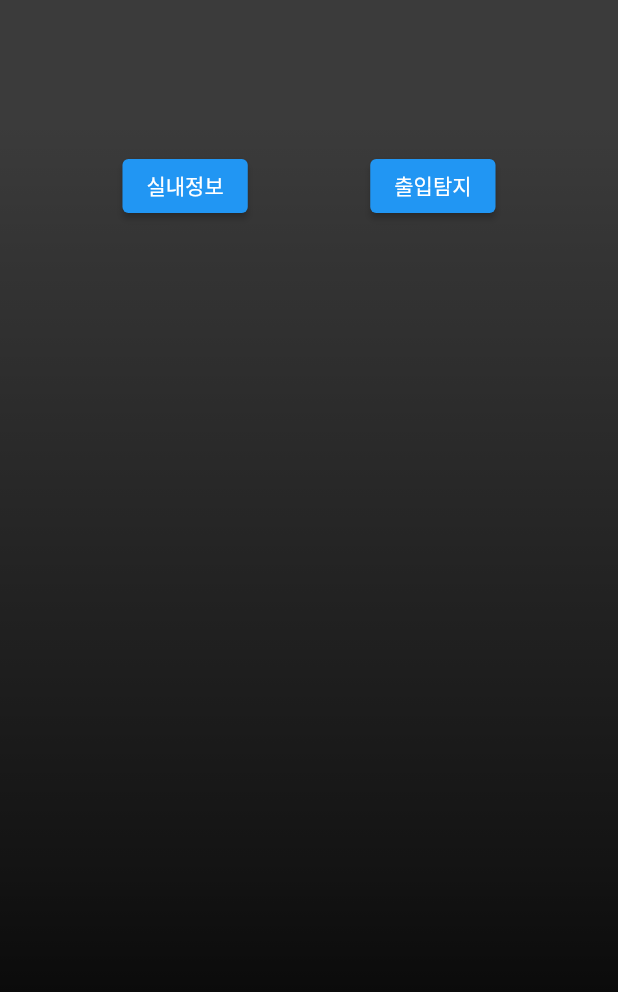
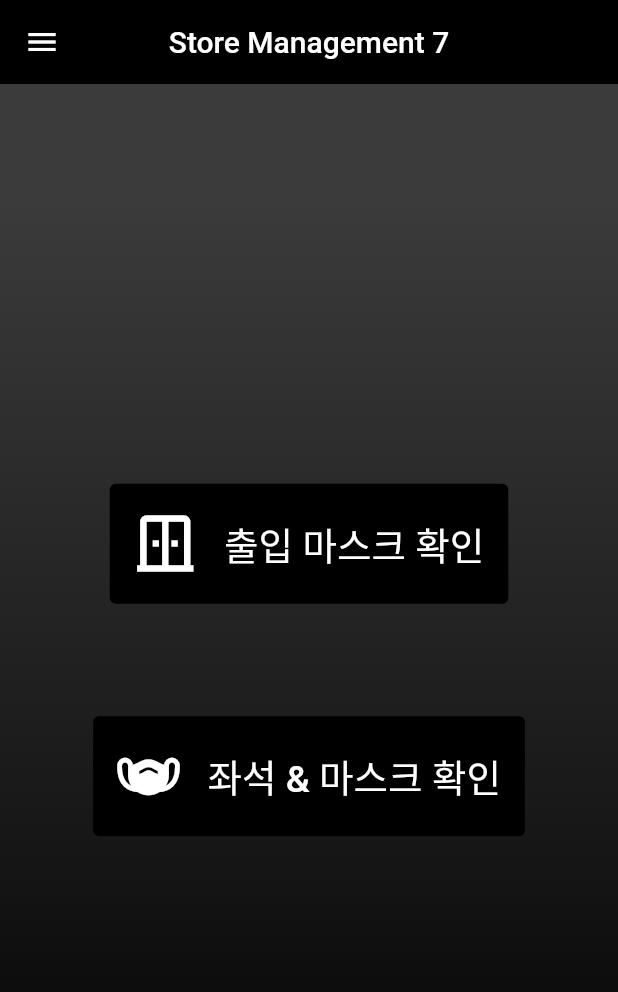
Before and after one commit to ss1mda/sm7, a Flutter app: the MenuPage screen opened directly, on a phone screen of 412 x 824 dp. Shown: the top 992 px of the screen. Run offline on Flutter 3.47's test engine with Material 2 defaults, Android fonts, the phone set to English and light mode, and no system bars.

Commit message:
colorperson

```diff
--- a/lib/menuPage.dart
+++ b/lib/menuPage.dart
@@ -1,3 +1,5 @@
+// ignore_for_file: prefer_const_constructors
+
 import 'package:flutter/material.dart';
 import 'package:flutter/services.dart';
 import 'package:sm7/detectPage.dart';
@@ -5,6 +7,8 @@ import 'package:sm7/emptyCheck.dart';
 import 'package:sm7/utilities/constants(login).dart';
 
 class MenuPage extends StatefulWidget {
+  const MenuPage({Key? key}) : super(key: key);
+
   @override
   _MenuPageState createState() => _MenuPageState();
 }
@@ -13,6 +17,24 @@ class _MenuPageState extends State<MenuPage> {
   @override
   Widget build(BuildContext context) {
     return Scaffold(
+      appBar: AppBar(
+        title: Text("Store Management 7", style: TextStyle(fontSize: 20.0)),
+        backgroundColor: Colors.black,
+        centerTitle: true,
+        elevation: 0.0,
+      ),
+      drawer: Drawer(
+        child: ListView(
+          padding: EdgeInsets.zero,
+          children: const [
+            UserAccountsDrawerHeader(
+              accountName: Text("강남2호점"),
+              accountEmail: Text("강남2호점@ediya.com"),
+              decoration: BoxDecoration(color: Colors.black),
+            ),
+          ],
+        ),
+      ),
       body: AnnotatedRegion<SystemUiOverlayStyle>(
         value: SystemUiOverlayStyle.light,
         child: GestureDetector(
@@ -26,53 +48,54 @@ class _MenuPageState extends State<MenuPage> {
                   gradient: LinearGradient(
                     begin: Alignment.topCenter,
                     end: Alignment.bottomCenter,
-                    colors: [
+                    colors: const [
                       Color.fromARGB(195, 0, 0, 0),
                       Color.fromARGB(215, 0, 0, 0),
                       Color.fromARGB(235, 0, 0, 0),
                       Color.fromARGB(252, 0, 0, 0),
                     ],
-                    stops: [0.1, 0.4, 0.7, 0.9],
+                    stops: const [0.1, 0.4, 0.7, 0.9],
                   ),
                 ),
               ),
-              Column(
+              Center(
+                child: Column(
+                  mainAxisAlignment: MainAxisAlignment.center,
                   children: [
-                  SizedBox(height: 100.0),
-                  Row(
-                    mainAxisAlignment: MainAxisAlignment.spaceEvenly,
-                    children: [
-                      ElevatedButton(
+                    ElevatedButton.icon(
+                      icon: Icon(Icons.door_sliding_outlined,
+                          size: 50.0, color: Colors.white),
+                      label: Text(" 출입 마스크 확인",
+                          style: TextStyle(fontSize: 25.0)),
+                      style: ElevatedButton.styleFrom(
+                          primary: Colors.black,
+                          minimumSize: Size(250, 80),
+                          elevation: 0.0),
                       onPressed: () {
                         Navigator.push(
                             context,
                             MaterialPageRoute(
                                 builder: (context) => EmptyCheck()));
                       },
-                        style: ButtonStyle(
-                            textStyle: MaterialStateProperty.all(
-                                TextStyle(fontSize: 14, color: Colors.white)),
-                            backgroundColor:
-                                MaterialStateProperty.all(Colors.blue)),
-                        child: Text("실내정보"),
                     ),
-                      ElevatedButton(
+                    SizedBox(height: 75.0),
+                    ElevatedButton.icon(
+                      icon: Icon(Icons.masks, size: 50.0, color: Colors.white),
+                      label: Text(" 좌석 & 마스크 확인",
+                          style: TextStyle(fontSize: 25.0)),
+                      style: ElevatedButton.styleFrom(
+                          primary: Colors.black,
+                          minimumSize: Size(250, 80),
+                          elevation: 0.0),
                       onPressed: () {
                         Navigator.push(
                             context,
                             MaterialPageRoute(
-                                  builder: (context) => DetectPage()));
+                                builder: (context) => EmptyCheck()));
                       },
-                        style: ButtonStyle(
-                            textStyle: MaterialStateProperty.all(
-                                TextStyle(fontSize: 14, color: Colors.white)),
-                            backgroundColor:
-                                MaterialStateProperty.all(Colors.blue)),
-                        child: Text("출입탐지"),
-                      ),
-                    ],
                     )
                   ],
+                ),
               ),
             ],
           ),
```
Also changed, not shown: lib/emptyCheck.dart (+104 -5 lines), lib/loginPage.dart (+43 -20 lines). Lines whose indentation alone changed are shown as unchanged.
